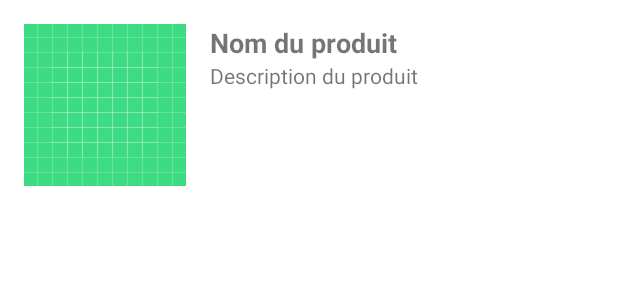
After one commit to HugoScarbonchi/AtelierDevMobile2023PierrePabloHugo, an Android app: the layout card_product.xml on its own in the app's theme, with its tools: preview values and no code run, on a phone screen of 412 x 824 dp. The commit adds this screen. Shown: the top 300 px of the screen. Run offline under Robolectric (Android 15) with nearby library versions, the phone set to English and light mode, and no system bars.

Commit message:
products pages

```diff
--- /dev/null
+++ b/app/src/main/java/com/epsi/atelierdevmobile2023pierrepablohugo/Product.kt
@@ -0,0 +1,4 @@
+package com.epsi.atelierdevmobile2023pierrepablohugo
+
+class Product (var nom: String, var desc: String, var imageUrl: String) {
+}
--- /dev/null
+++ b/app/src/main/res/layout/card_product.xml
@@ -0,0 +1,43 @@
+<?xml version="1.0" encoding="utf-8"?>
+<LinearLayout
+    android:id="@+id/layoutContentProduct"
+    xmlns:android="http://schemas.android.com/apk/res/android"
+    android:layout_width="match_parent"
+    android:layout_height="wrap_content"
+    android:orientation="horizontal"
+    android:padding="16dp">
+
+    <ImageView
+        android:id="@+id/imageViewProduct"
+        android:layout_width="wrap_content"
+        android:layout_height="wrap_content"
+        android:src="@drawable/ic_launcher_background"
+        android:layout_gravity="center_vertical"
+        android:layout_marginEnd="16dp"
+        />
+
+    <LinearLayout
+        android:layout_width="0dp"
+        android:layout_height="wrap_content"
+        android:orientation="vertical"
+        android:layout_weight="1"
+        android:gravity="start"
+        >
+        <TextView
+            android:id="@+id/textViewNomProduct"
+            android:layout_width="wrap_content"
+            android:layout_height="wrap_content"
+            android:text="Nom du produit"
+            android:textSize="18sp"
+            android:textStyle="bold"
+            />
+        <TextView
+            android:id="@+id/textViewDescProduct"
+            android:layout_width="wrap_content"
+            android:layout_height="wrap_content"
+            android:text="Description du produit"
+            android:textSize="14sp"
+            />
+    </LinearLayout>
+
+</LinearLayout>
--- a/app/src/main/res/values/strings.xml
+++ b/app/src/main/res/values/strings.xml
@@ -16,5 +16,6 @@
     <string name="title_students">Students</string>
     <string name="title_students_ws">Students Online</string>
     <string name="main_title">EPSI</string>
+
     <!-- TODO: Remove or change this placeholder text -->
 </resources>
```
Also changed, not shown: app/src/main/AndroidManifest.xml (+7 -0 lines), app/src/main/java/com/epsi/atelierdevmobile2023pierrepablohugo/ProductsActivity.kt (added, +72 -0 lines), app/src/main/java/com/epsi/atelierdevmobile2023pierrepablohugo/ProductsAdapter.kt (added, +57 -0 lines), app/src/main/java/com/epsi/atelierdevmobile2023pierrepablohugo/ProductsMaxiDetailsActivty.kt (added, +28 -0 lines), app/src/main/java/com/epsi/atelierdevmobile2023pierrepablohugo/RayonAdapter.kt (+9 -2 lines), app/src/main/res/layout/activity_products.xml (added, +18 -0 lines).
